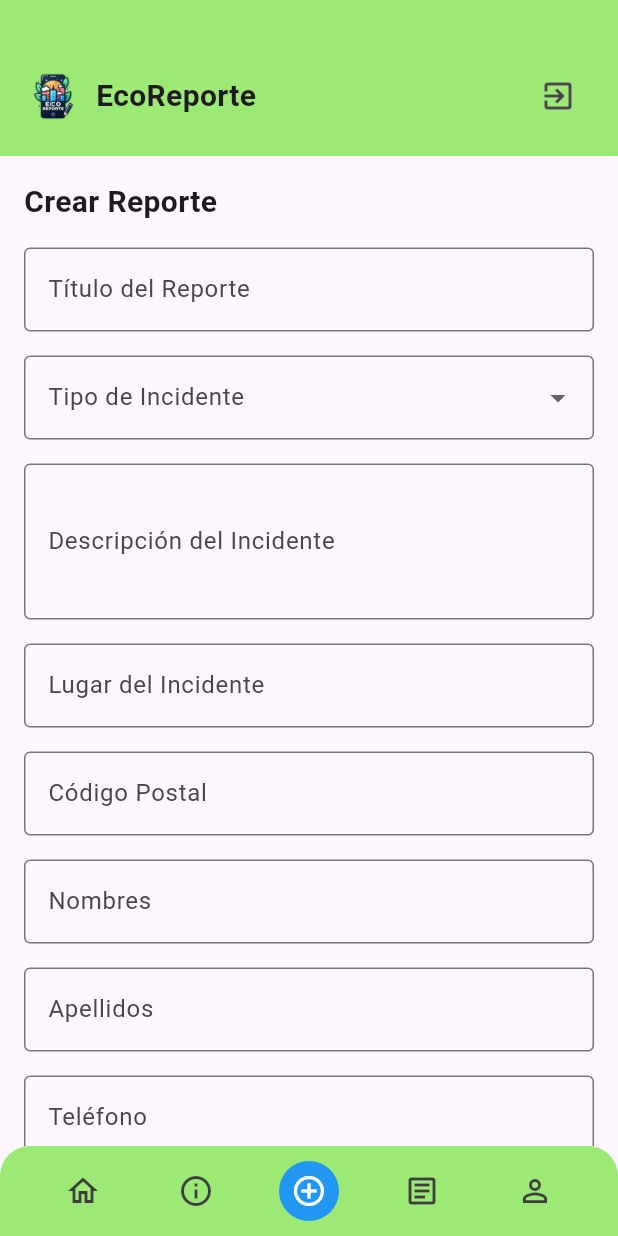
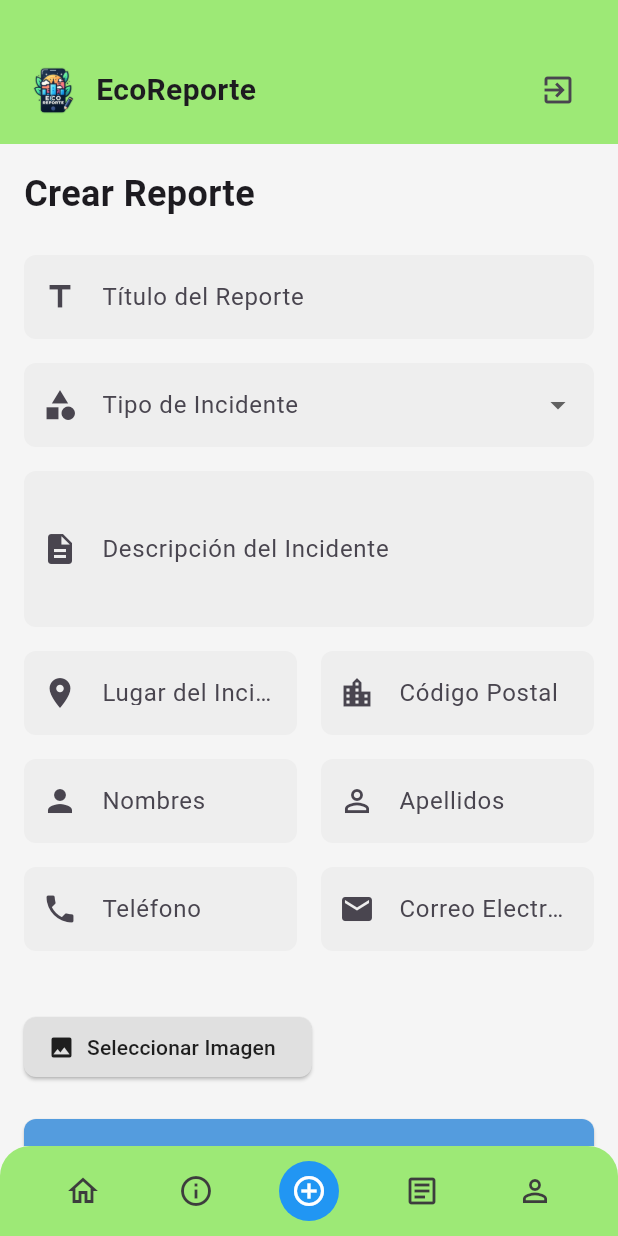
Before and after one commit to mrinconnarcia/EcorReporte, a Flutter app: the AddReportPage screen opened by its route, on a phone screen of 412 x 824 dp. Run offline on Flutter 3.47's test engine with Material 3 defaults, Android fonts, the phone set to English and light mode, and no system bars; our stand-ins replace connectivity_plus, dartz, dio, flutter_bloc, flutter_secure_storage, image_picker and 1 more; accounts and stored records are empty.

Commit message:
update complete of report

```diff
--- a/lib/presentation/pages/AddReportPage.dart
+++ b/lib/presentation/pages/AddReportPage.dart
@@ -1,4 +1,5 @@
 import 'dart:io';
+import 'package:ecoreporte/domain/entities/report.dart';
 import 'package:flutter/material.dart';
 import 'package:image_picker/image_picker.dart';
 import 'package:ecoreporte/data/repositories/report_repository_impl.dart';
@@ -55,9 +56,10 @@ class _AddReportPageState extends State<AddReportPage> {
   @override
   Widget build(BuildContext context) {
     return Scaffold(
-      body: Column(
-        children: [
-          Container(
+      backgroundColor: Colors.grey[100],
+      appBar: PreferredSize(
+        preferredSize: Size.fromHeight(96),
+        child: Container(
           color: Color(0xFF9DE976),
           padding: EdgeInsets.fromLTRB(16, 40, 16, 16),
           child: Row(
@@ -69,8 +71,7 @@ class _AddReportPageState extends State<AddReportPage> {
                   SizedBox(width: 8),
                   Text(
                     'EcoReporte',
-                      style:
-                          TextStyle(fontSize: 20, fontWeight: FontWeight.bold),
+                    style: TextStyle(fontSize: 20, fontWeight: FontWeight.bold),
                   ),
                 ],
               ),
@@ -85,8 +86,8 @@ class _AddReportPageState extends State<AddReportPage> {
             ],
           ),
         ),
-          Expanded(
-            child: SingleChildScrollView(
+      ),
+      body: SingleChildScrollView(
         child: Padding(
           padding: EdgeInsets.all(16.0),
           child: Form(
@@ -96,205 +97,123 @@ class _AddReportPageState extends State<AddReportPage> {
               children: [
                 Text(
                   'Crear Reporte',
-                        style: TextStyle(
-                            fontSize: 20, fontWeight: FontWeight.bold),
+                  style: TextStyle(fontSize: 24, fontWeight: FontWeight.bold),
+                ),
+                SizedBox(height: 24),
+                buildInputField(Icons.title, 'Título del Reporte', _titleController),
+                SizedBox(height: 16),
+                buildDropdownField(Icons.category, 'Tipo de Incidente', _typeController),
+                SizedBox(height: 16),
+                buildInputField(Icons.description, 'Descripción del Incidente', _descriptionController, maxLines: 3),
+                SizedBox(height: 16),
+                Row(
+                  children: [
+                    Expanded(child: buildInputField(Icons.place, 'Lugar del Incidente', _placeController)),
+                    SizedBox(width: 16),
+                    Expanded(child: buildInputField(Icons.location_city, 'Código Postal', _postalCodeController)),
+                  ],
                 ),
                 SizedBox(height: 16),
-                      TextFormField(
-                        controller: _titleController,
-                        decoration: InputDecoration(
-                          labelText: 'Título del Reporte',
-                          border: OutlineInputBorder(),
-                        ),
-                        validator: (value) {
-                          if (value == null || value.isEmpty) {
-                            return 'Por favor ingrese un título para el reporte';
-                          }
-                          return null;
-                        },
+                Row(
+                  children: [
+                    Expanded(child: buildInputField(Icons.person, 'Nombres', _namesController, readOnly: true)),
+                    SizedBox(width: 16),
+                    Expanded(child: buildInputField(Icons.person_outline, 'Apellidos', _lastNameController, readOnly: true)),
+                  ],
                 ),
                 SizedBox(height: 16),
-                      DropdownButtonFormField<String>(
-                        decoration: InputDecoration(
-                          labelText: 'Tipo de Incidente',
-                          border: OutlineInputBorder(),
+                Row(
+                  children: [
+                    Expanded(child: buildInputField(Icons.phone, 'Teléfono', _phoneController, readOnly: true)),
+                    SizedBox(width: 16),
+                    Expanded(child: buildInputField(Icons.email, 'Correo Electrónico', _emailController, readOnly: true)),
+                  ],
                 ),
-                        items: [
-                          DropdownMenuItem(
-                              value: 'deforestacion',
-                              child: Text('Deforestación')),
-                          DropdownMenuItem(
-                              value: 'contaminacion_agua',
-                              child: Text('Contaminación del Agua')),
-                          DropdownMenuItem(
-                              value: 'contaminacion_aire',
-                              child: Text('Contaminación del Aire')),
-                          DropdownMenuItem(
-                              value: 'residuos_solidos', child: Text('Basura')),
-                          DropdownMenuItem(
-                              value: 'plantas_animales',
-                              child: Text('Plantas y/o animales')),
-                        ],
-                        onChanged: (value) {
-                          _typeController.text = value ?? '';
-                        },
-                        validator: (value) {
-                          if (value == null || value.isEmpty) {
-                            return 'Por favor seleccione un tipo de incidente';
-                          }
-                          return null;
-                        },
+                SizedBox(height: 24),
+                if (_selectedFile != null)
+                  Container(
+                    width: 100,
+                    height: 100,
+                    decoration: BoxDecoration(
+                      border: Border.all(color: Colors.grey),
+                      borderRadius: BorderRadius.circular(8),
+                    ),
+                    child: Image.file(_selectedFile!, fit: BoxFit.cover),
                   ),
                 SizedBox(height: 16),
-                      TextFormField(
-                        controller: _descriptionController,
-                        decoration: InputDecoration(
-                          labelText: 'Descripción del Incidente',
-                          border: OutlineInputBorder(),
+                ElevatedButton.icon(
+                  icon: Icon(Icons.image),
+                  label: Text('Seleccionar Imagen'),
+                  onPressed: _selectFile,
+                  style: ElevatedButton.styleFrom(
+                    primary: Colors.grey[300],
+                    onPrimary: Colors.black87,
+                    shape: RoundedRectangleBorder(
+                      borderRadius: BorderRadius.circular(8),
                     ),
-                        maxLines: 3,
-                        validator: (value) {
-                          if (value == null || value.isEmpty) {
-                            return 'Por favor ingrese una descripción';
-                          }
-                          return null;
-                        },
                   ),
-                      SizedBox(height: 16),
-                      TextFormField(
-                        controller: _placeController,
-                        decoration: InputDecoration(
-                          labelText: 'Lugar del Incidente',
-                          border: OutlineInputBorder(),
                 ),
-                        validator: (value) {
-                          if (value == null || value.isEmpty) {
-                            return 'Por favor ingrese el lugar del incidente';
-                          }
-                          return null;
-                        },
-                      ),
-                      SizedBox(height: 16),
-                      TextFormField(
-                        controller: _postalCodeController,
-                        decoration: InputDecoration(
-                          labelText: 'Código Postal',
-                          border: OutlineInputBorder(),
-                        ),
-                        validator: (value) {
-                          if (value == null || value.isEmpty) {
-                            return 'Por favor ingrese el código postal';
-                          }
-                          return null;
-                        },
-                      ),
-                      SizedBox(height: 16),
-                      TextFormField(
-                        controller: _namesController,
-                        decoration: InputDecoration(
-                          labelText: 'Nombres',
-                          border: OutlineInputBorder(),
-                        ),
-                        readOnly: true,
-                      ),
-                      SizedBox(height: 16),
-                      TextFormField(
-                        controller: _lastNameController,
-                        decoration: InputDecoration(
-                          labelText: 'Apellidos',
-                          border: OutlineInputBorder(),
-                        ),
-                        readOnly: true,
-                      ),
-                      SizedBox(height: 16),
-                      TextFormField(
-                        controller: _phoneController,
-                        decoration: InputDecoration(
-                          labelText: 'Teléfono',
-                          border: OutlineInputBorder(),
-                        ),
-                        readOnly: true,
-                      ),
-                      SizedBox(height: 16),
-                      TextFormField(
-                        controller: _emailController,
-                        decoration: InputDecoration(
-                          labelText: 'Correo Electrónico',
-                          border: OutlineInputBorder(),
-                        ),
-                        readOnly: true,
-                      ),
-                      SizedBox(height: 16),
-                      if (_selectedFile != null)
-                        Image.file(
-                          _selectedFile!,
-                          width: 100,
-                          height: 100,
-                        ),
-                      SizedBox(height: 16),
-                      ElevatedButton(
-                        onPressed: _selectFile,
-                        child: Text('Seleccionar Imagen'),
-                      ),
-                      SizedBox(height: 16),
-                      ElevatedButton(
+                SizedBox(height: 24),
+                SizedBox(
+                  width: double.infinity,
+                  child: ElevatedButton(
                     onPressed: () async {
                       if (_formKey.currentState?.validate() ?? false) {
                         try {
                           final token = await secureStorage.getToken();
                           if (token != null) {
-                                final reportData = {
-                                  'titulo_reporte': _titleController.text,
-                                  'tipo_reporte': _typeController.text,
-                                  'descripcion': _descriptionController.text,
-                                  'colonia': _placeController.text,
-                                  'codigo_postal': _postalCodeController.text,
-                                  'nombres': _namesController.text,
-                                  'apellidos': _lastNameController.text,
-                                  'telefono': _phoneController.text,
-                                  'correo': _emailController.text,
-                                };
+                            final report = Report(
+                              titulo_reporte: _titleController.text,
+                              tipo_reporte: _typeController.text,
+                              descripcion: _descriptionController.text,
+                              colonia: _placeController.text,
+                              codigo_postal: _postalCodeController.text,
+                              nombres: _namesController.text,
+                              apellidos: _lastNameController.text,
+                              telefono: _phoneController.text,
+                              correo: _emailController.text,
+                            );
 
                             if (_selectedFile != null) {
                               await reportRepository.createReport(
-                                      reportData, _selectedFile!.path, token);
+                                  report, _selectedFile!.path, token);
                               ScaffoldMessenger.of(context).showSnackBar(
-                                    SnackBar(
-                                        content: Text(
-                                            'Reporte creado exitosamente')),
+                                SnackBar(content: Text('Reporte creado exitosamente')),
                               );
-                                  Navigator.of(context).pop();
+                              Navigator.of(context).pushReplacementNamed('/home-app');
                             } else {
                               ScaffoldMessenger.of(context).showSnackBar(
-                                    SnackBar(
-                                        content: Text('Seleccione una imagen')),
+                                SnackBar(content: Text('Seleccione una imagen')),
                               );
                             }
                           } else {
                             ScaffoldMessenger.of(context).showSnackBar(
-                                  SnackBar(
-                                      content: Text('No se encontró el token')),
+                              SnackBar(content: Text('No se encontró el token')),
                             );
                           }
                         } catch (e) {
                           print('Error creating report: $e');
                           ScaffoldMessenger.of(context).showSnackBar(
-                                SnackBar(
-                                    content:
-                                        Text('Error al crear el reporte: $e')),
+                            SnackBar(content: Text('Error al crear el reporte: $e')),
                           );
                         }
                       }
                     },
                     child: Text('Crear Reporte'),
+                    style: ElevatedButton.styleFrom(
+                      primary: Color(0xFF549CDE),
+                      onPrimary: Colors.white,
+                      padding: EdgeInsets.symmetric(vertical: 16),
+                      shape: RoundedRectangleBorder(
+                        borderRadius: BorderRadius.circular(8),
+                      ),
+                    ),
+                  ),
                 ),
               ],
             ),
           ),
         ),
-            ),
-          ),
-        ],
       ),
       bottomNavigationBar: SharedBottomNavigationBar(
         currentIndex: 2,
@@ -314,4 +233,59 @@ class _AddReportPageState extends State<AddReportPage> {
       ),
     );
   }
+
+  Widget buildInputField(IconData icon, String label, TextEditingController controller, {bool readOnly = false, int maxLines = 1}) {
+    return TextFormField(
+      controller: controller,
+      readOnly: readOnly,
+      maxLines: maxLines,
+      decoration: InputDecoration(
+        labelText: label,
+        prefixIcon: Icon(icon),
+        border: OutlineInputBorder(
+          borderRadius: BorderRadius.circular(8),
+          borderSide: BorderSide.none,
+        ),
+        filled: true,
+        fillColor: Colors.grey[200],
+      ),
+      validator: (value) {
+        if (value == null || value.isEmpty) {
+          return 'Por favor ingrese $label';
         }
+        return null;
+      },
+    );
+  }
+
+  Widget buildDropdownField(IconData icon, String label, TextEditingController controller) {
+    return DropdownButtonFormField<String>(
+      decoration: InputDecoration(
+        labelText: label,
+        prefixIcon: Icon(icon),
+        border: OutlineInputBorder(
+          borderRadius: BorderRadius.circular(8),
+          borderSide: BorderSide.none,
+        ),
+        filled: true,
+        fillColor: Colors.grey[200],
+      ),
+      items: [
+        DropdownMenuItem(value: 'deforestacion', child: Text('Deforestación')),
+        DropdownMenuItem(value: 'contaminacion_agua', child: Text('Contaminación del Agua')),
+        DropdownMenuItem(value: 'contaminacion_aire', child: Text('Contaminación del Aire')),
+        DropdownMenuItem(value: 'residuos_solidos', child: Text('Basura')),
+        DropdownMenuItem(value: 'plantas_animales', child: Text('Plantas y/o animales')),
+      ],
+      onChanged: (value) {
+        controller.text = value ?? '';
+      },
+      validator: (value) {
+        if (value == null || value.isEmpty) {
+          return 'Por favor seleccione un tipo de incidente';
+        }
+        return null;
+      },
+    );
+  }
+}
```
Also changed, not shown: lib/data/repositories/report_repository_impl.dart (+46 -7 lines), lib/presentation/pages/HistoryPage.dart (+40 -19 lines). Lines whose indentation alone changed are shown as unchanged.
